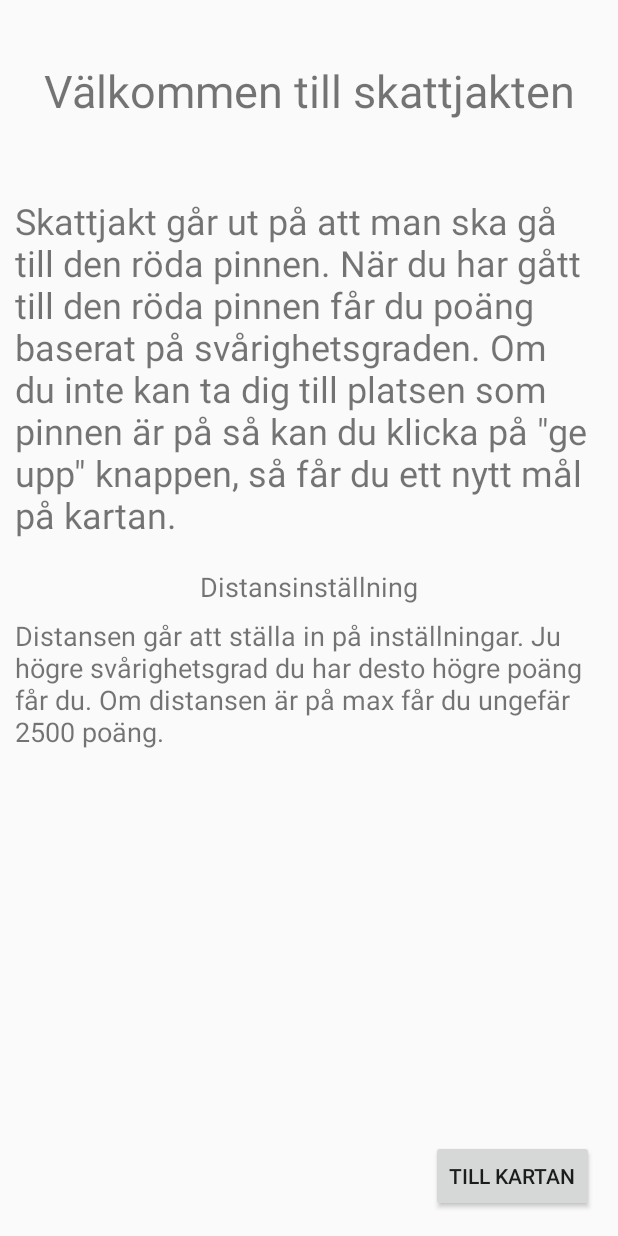
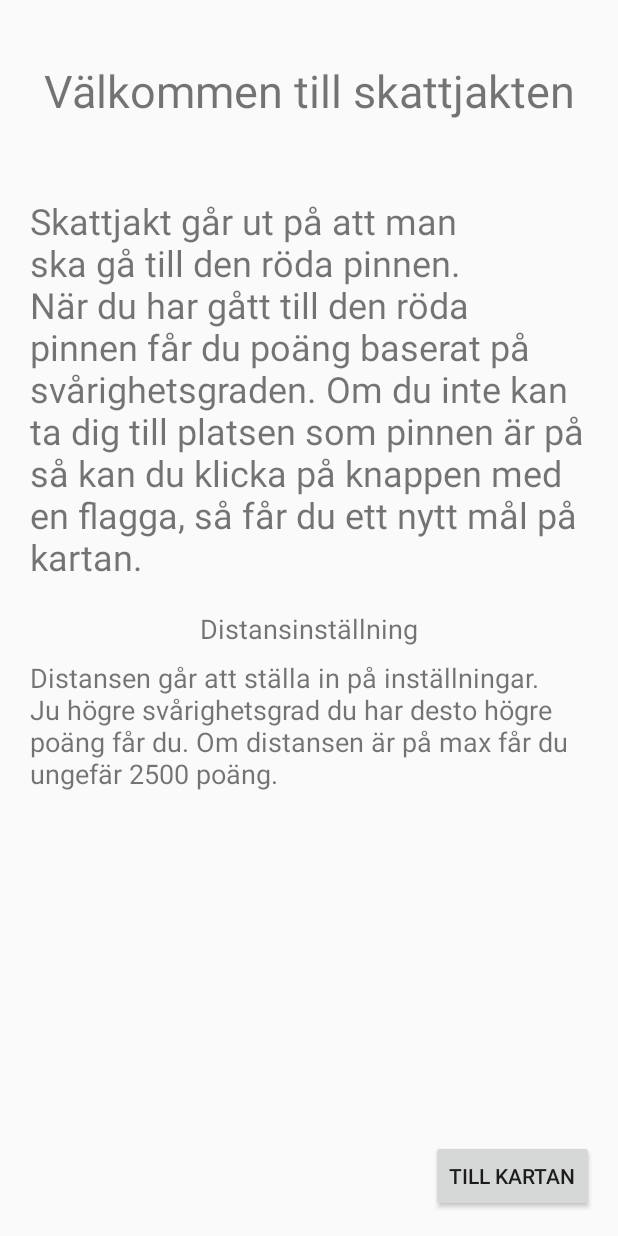
Before and after one commit to Joelpizza/appdev, an Android app: the screen it shows after launch (MainActivity), on a phone screen of 412 x 824 dp. Run offline under Robolectric (Android 15) with nearby library versions, the phone set to English and light mode, and no system bars.

Commit message:
designförbättringar

```diff
--- a/app/src/main/AndroidManifest.xml
+++ b/app/src/main/AndroidManifest.xml
@@ -17,7 +17,8 @@
         android:supportsRtl="true"
         android:theme="@style/AppTheme">
         <activity android:name=".MainActivity"
-            android:label="@string/title_activity_maps"><intent-filter>
+            android:label="@string/title_activity_maps"
+            android:screenOrientation="portrait"><intent-filter>
             <action android:name="android.intent.action.MAIN" />
 
             <category android:name="android.intent.category.LAUNCHER" />
--- a/app/src/main/res/layout/activity_infopage.xml
+++ b/app/src/main/res/layout/activity_infopage.xml
@@ -45,7 +45,7 @@
         android:layout_width="wrap_content"
         android:layout_height="wrap_content"
         android:layout_marginTop="10dp"
-        android:text="Intressepunkter"
+        android:text="visa platser"
         app:layout_constraintEnd_toEndOf="parent"
         app:layout_constraintStart_toStartOf="parent"
         app:layout_constraintTop_toBottomOf="@+id/seekBar" />
--- a/app/src/main/res/layout/activity_main.xml
+++ b/app/src/main/res/layout/activity_main.xml
@@ -10,10 +10,10 @@
         android:id="@+id/textView8"
         android:layout_width="0dp"
         android:layout_height="wrap_content"
-        android:layout_marginStart="10dp"
+        android:layout_marginStart="20dp"
         android:layout_marginTop="50dp"
-        android:layout_marginEnd="10dp"
-        android:text='Skattjakt går ut på att man ska gå till den röda pinnen. När du har gått till den röda pinnen får du poäng baserat på svårighetsgraden. Om du inte kan ta dig till platsen som pinnen är på så kan du klicka på "ge upp" knappen, så får du ett nytt mål på kartan.'
+        android:layout_marginEnd="20dp"
+        android:text="Skattjakt går ut på att man ska gå till den röda pinnen. När du har gått till den röda pinnen får du poäng baserat på svårighetsgraden. Om du inte kan ta dig till platsen som pinnen är på så kan du klicka på knappen med en flagga, så får du ett nytt mål på kartan."
         android:textSize="24sp"
         app:layout_constraintEnd_toEndOf="parent"
         app:layout_constraintStart_toStartOf="parent"
@@ -23,7 +23,9 @@
         android:id="@+id/textView7"
         android:layout_width="wrap_content"
         android:layout_height="wrap_content"
+        android:layout_marginStart="16dp"
         android:layout_marginTop="40dp"
+        android:layout_marginEnd="16dp"
         android:text="Välkommen till skattjakten"
         android:textSize="30sp"
         app:layout_constraintEnd_toEndOf="parent"
@@ -56,9 +58,9 @@
         android:id="@+id/textView17"
         android:layout_width="0dp"
         android:layout_height="wrap_content"
-        android:layout_marginStart="10dp"
+        android:layout_marginStart="20dp"
         android:layout_marginTop="8dp"
-        android:layout_marginEnd="10dp"
+        android:layout_marginEnd="20dp"
         android:text="Distansen går att ställa in på inställningar. Ju högre svårighetsgrad du har desto högre poäng får du. Om distansen är på max får du ungefär 2500 poäng."
         android:textSize="18sp"
         app:layout_constraintEnd_toEndOf="parent"
--- a/app/src/main/res/values/strings.xml
+++ b/app/src/main/res/values/strings.xml
@@ -2,7 +2,7 @@
     <string name="app_name">skattjakt</string>
     <string name="title_activity_maps">Skattjakt</string>
     <string name="surrender">ge upp</string>
-    <string name="info">ändringar</string>
+    <string name="info">inställningar</string>
     <string name="tillbaka">tillbaka</string>
     <string name="title_activity_infopage">infopage</string>
 </resources>
```
Also changed, not shown: app/src/main/res/layout/activity_maps.xml (+12 -6 lines).
